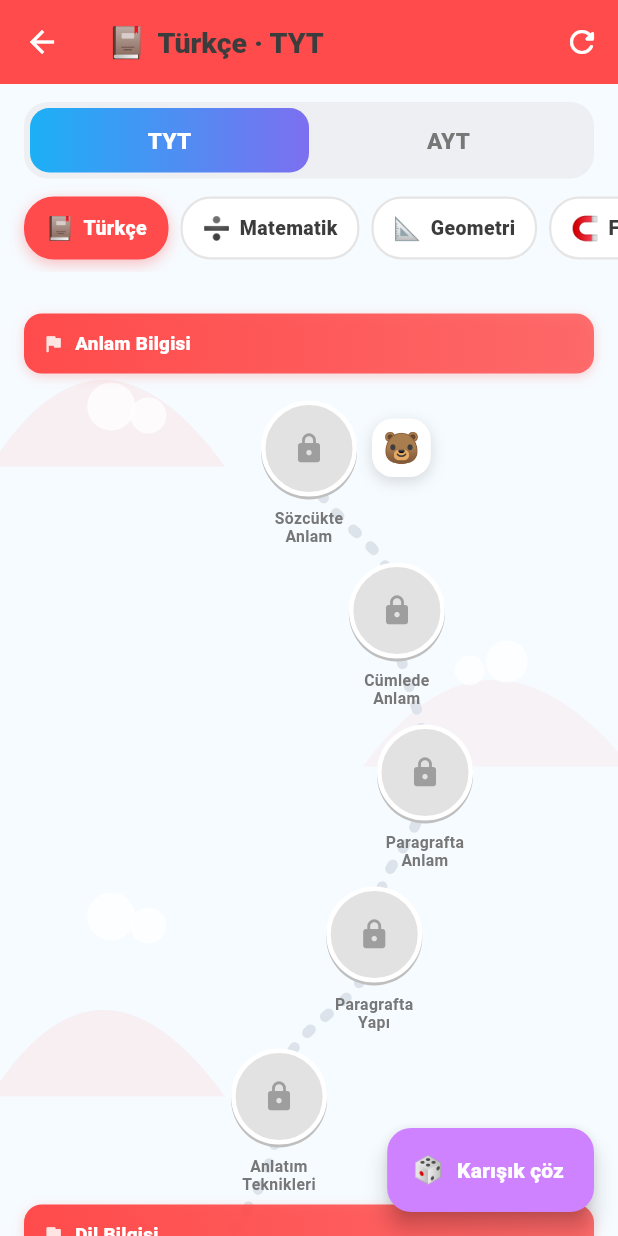
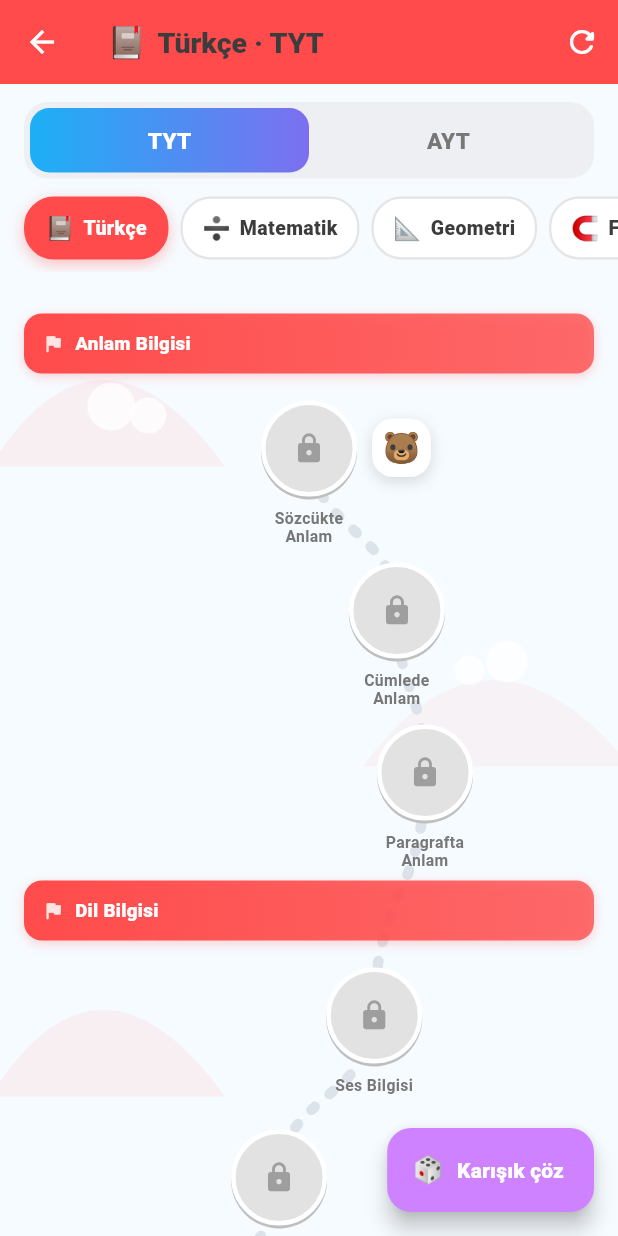
Before and after one commit to erdem1v/Kimo, a Flutter app: the CurriculumMapScreen screen opened directly, on a phone screen of 412 x 824 dp. Run offline on Flutter 3.47's test engine with Material 3 defaults, Android fonts, the phone set to English and light mode, and no system bars; our stand-ins replace audioplayers, confetti, firebase_core, firebase_messaging, flutter_local_notifications, image_picker and 2 more; accounts and stored records are empty; network calls fail.

Commit message:
TYT sözel + Türkçe: MEBİ konu listelerine göre kuruldu
MEBİ ekran görüntülerindeki konu listeleri (ders → klasör seviyesi) alındı:
Türkçe 12, Coğrafya 13, Tarih 19, Felsefe 15, Din 10 konu. Türkçe'de dil
bilgisinin tamamı MEBİ'de mevcuttu (Ses Bilgisi, Biçim Bilgisi, Sözcük
Türleri, Fiiller, Cümlenin Ögeleri, Cümle Türleri, Anlatım Bozuklukları) —
ortaokul kaynağına gerek kalmadı.

3-haneli derslerin kodu orta tier taşımadığı için bu listeler doğrudan
MEBİ'den alındı; kazanım seviyesindeki şişkinlik (coğrafya 56) böylece
MEBİ'nin gerçek 13 konusuna indi.

Co-Authored-By: Claude Opus 5 <noreply@anthropic.com>

```diff
--- a/lib/data/yks_curriculum.dart
+++ b/lib/data/yks_curriculum.dart
@@ -34,12 +34,10 @@ class YksCurriculum {
     'Türkçe': <Unit>[
       Unit('Anlam Bilgisi', <String>[
         'Sözcükte Anlam', 'Cümlede Anlam', 'Paragrafta Anlam',
-        'Paragrafta Yapı', 'Anlatım Teknikleri',
       ]),
       Unit('Dil Bilgisi', <String>[
-        'Ses Bilgisi', 'Sözcükte Yapı (Ekler)', 'İsim (Ad)', 'Sıfat', 'Zamir',
-        'Zarf', 'Edat-Bağlaç-Ünlem', 'Fiilde Anlam (Kip-Kişi)', 'Ek Fiil',
-        'Fiilimsi', 'Cümlenin Ögeleri', 'Cümle Türleri',
+        'Ses Bilgisi', 'Biçim Bilgisi', 'Sözcük Türleri', 'Fiiller',
+        'Cümlenin Ögeleri', 'Cümle Türleri',
       ]),
       Unit('Yazım ve Anlatım', <String>[
         'Yazım Kuralları', 'Noktalama İşaretleri', 'Anlatım Bozuklukları',
@@ -172,55 +170,67 @@ class YksCurriculum {
     ],
     'Tarih': <Unit>[
       Unit('Tarih Bilimi', <String>['Tarih ve Zaman']),
-      Unit('İlk ve Orta Çağlar', <String>[
-        'İnsanlığın İlk Dönemleri', "Orta Çağ'da Dünya",
-        'İlk ve Orta Çağlarda Türk Dünyası',
+      Unit('İlk Çağlardan Türk-İslam Dünyasına', <String>[
+        'İlk ve Orta Çağlarda Türk Dünyası', 'İslam Medeniyetinin Doğuşu',
+        "Türk İslam Tarihindeki Siyasi Gelişmeler, Türklerin İslamiyet'i Kabulü",
+        'Yerleşme ve Devletleşme Sürecinde Selçuklu Türkiyesi',
       ]),
-      Unit('İslam Tarihi ve Türk-İslam Devletleri', <String>[
-        'İslam Medeniyetinin Doğuşu', "Türklerin İslamiyet'i Kabulü",
-        'Selçuklu Türkiyesi',
+      Unit('Osmanlı Tarihi', <String>[
+        'Beylikten Devlete Osmanlı Siyaseti (1302-1453)',
+        'Devletleşme Sürecinde Savaşçılar ve Askerler',
+        'Beylikten Devlete Osmanlı Medeniyeti',
+        'Dünya Gücü Osmanlı (1453-1595)', 'Sultan ve Osmanlı Merkez Teşkilatı',
+        'Klasik Çağda Osmanlı Toplum Düzeni',
+        'Değişen Dünya Dengeleri Karşısında Osmanlı Siyaseti (1595-1774)',
+        'Değişim Çağında Avrupa ve Osmanlı',
+        'Uluslararası İlişkilerde Denge Stratejisi (1774-1914)',
       ]),
-      Unit('Osmanlı: Kuruluş ve Yükseliş', <String>[
-        'Beylikten Devlete Osmanlı (1302-1453)', 'Osmanlı Medeniyeti',
-        'Dünya Gücü Osmanlı (1453-1595)', 'Osmanlı Merkez Teşkilatı',
-        'Klasik Çağda Osmanlı Toplum Düzeni',
+      Unit('Yakın Çağ ve Cumhuriyet', <String>[
+        'Devrimler Çağında Değişen Devlet-Toplum İlişkileri',
+        'XIX. ve XX. Yüzyılda Değişen Sosyo-Ekonomik Hayat',
+        'XX. Yüzyıl Başlarında Osmanlı Devleti ve Dünya', 'Millî Mücadele',
+        'Atatürkçülük ve Türk İnkılabı',
       ]),
-      Unit('Değişim Çağı', <String>['Değişen Dünya Dengeleri (1595-1774)']),
     ],
     'Coğrafya': <Unit>[
       Unit('Doğal Sistemler', <String>[
-        "Dünya'nın Şekli ve Hareketleri", 'Harita Bilgisi',
-        'Atmosfer ve Sıcaklık', 'Basınç ve Rüzgârlar', 'Nem-Yağış-Buharlaşma',
-        'İç Kuvvetler', 'Dış Kuvvetler', 'Su Kaynakları',
-        'Toprak ve Bitki Örtüsü',
+        'Coğrafya Bilimi, İnsan ve Doğa', "Dünya'nın Şekli ve Hareketleri",
+        'Yer ve Zaman, Koordinat Sistemi', 'Harita Bilimi', 'İklim Bilimi',
+        "Dünya'nın Yapısı ve Oluşum Süreci",
+        'Su Kaynakları, Topraklar, Bitkiler',
       ]),
       Unit('Beşerî Sistemler', <String>[
-        'Nüfus', 'Göç', 'Yerleşme', 'Ekonomik Faaliyetler',
+        'Yerleşmeler', 'Nüfus, Göç, Ekonomik Faaliyetler', 'Ulaşım',
       ]),
-      Unit('Küresel Ortam', <String>['Bölgeler']),
-      Unit('Çevre ve Toplum', <String>[
-        'Doğa ve İnsan', 'Çevre ve Toplum', 'Doğal Afetler',
-      ]),
+      Unit('Küresel Ortam', <String>['Bölgeler ve Ülkeler']),
+      Unit('Çevre ve Toplum', <String>['İnsan ve Çevre', 'Afetler']),
     ],
     'Felsefe': <Unit>[
-      Unit('Felsefeye Giriş', <String>['Felsefenin Konusu']),
+      Unit('Felsefeye Giriş', <String>[
+        'Felsefeyi Tanıma', 'Felsefe ile Düşünme', 'Felsefi Okuma ve Yazma',
+      ]),
       Unit('Felsefenin Temel Konuları', <String>[
-        'Bilgi Felsefesi', 'Varlık Felsefesi', 'Din Felsefesi',
-        'Ahlak Felsefesi', 'Sanat Felsefesi', 'Bilim Felsefesi',
-        'Siyaset Felsefesi',
+        'Varlık Felsefesi', 'Bilgi Felsefesi', 'Bilim Felsefesi',
+        'Ahlak Felsefesi', 'Din Felsefesi', 'Siyaset Felsefesi',
+        'Sanat Felsefesi',
+      ]),
+      Unit('Felsefe Tarihi', <String>[
+        'MÖ 6. Yüzyıl-MS 2. Yüzyıl Felsefesi',
+        'MS 2. Yüzyıl-MS 15. Yüzyıl Felsefesi',
+        '15. Yüzyıl-17. Yüzyıl Felsefesi', '18. Yüzyıl-19. Yüzyıl Felsefesi',
+        '20. Yüzyıl Felsefesi',
       ]),
     ],
     'Din Kültürü': <Unit>[
       Unit('İnanç', <String>[
-        'Bilgi ve İnanç', 'Din ve İslam', 'Allah-İnsan İlişkisi',
+        'Bilgi ve İnanç', 'Din ve İslam', 'Allah İnsan İlişkisi',
+        'İslam Düşüncesinde İtikadi, Siyasi ve Fıkhi Yorumlar',
       ]),
-      Unit('İbadet', <String>['İslam ve İbadet']),
-      Unit('Ahlak ve Değerler', <String>[
-        'Gençlik ve Değerler', 'Ahlaki Tutum ve Davranışlar', 'Din ve Hayat',
+      Unit('İbadet ve Ahlak', <String>[
+        'İslam ve İbadet', 'Ahlaki Tutum Davranışlar', 'Din ve Hayat',
       ]),
-      Unit('Hz. Muhammed', <String>['Hz. Muhammed ve Gençlik']),
-      Unit('Din, Kültür ve Medeniyet', <String>[
-        'Gönül Coğrafyamız', 'İslam Düşüncesinde Yorumlar',
+      Unit('Değerler ve Kültür', <String>[
+        'Gençlik ve Değerler', 'Gönül Coğrafyamız', 'Hz. Muhammed ve Gençlik',
       ]),
     ],
   };
```
Also changed, not shown: 1 other file.
